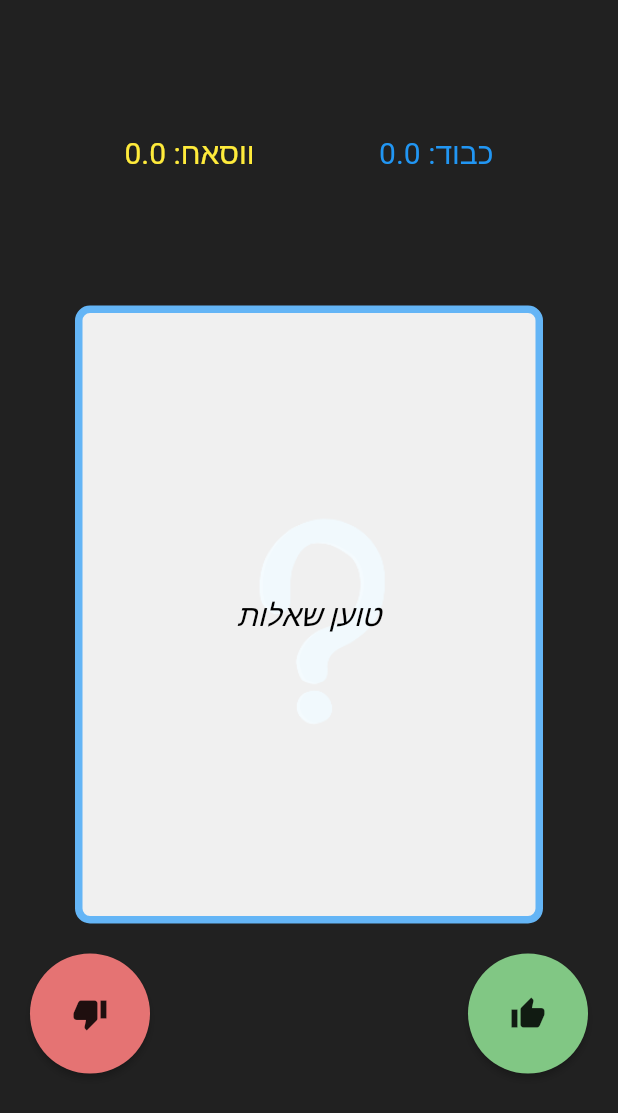
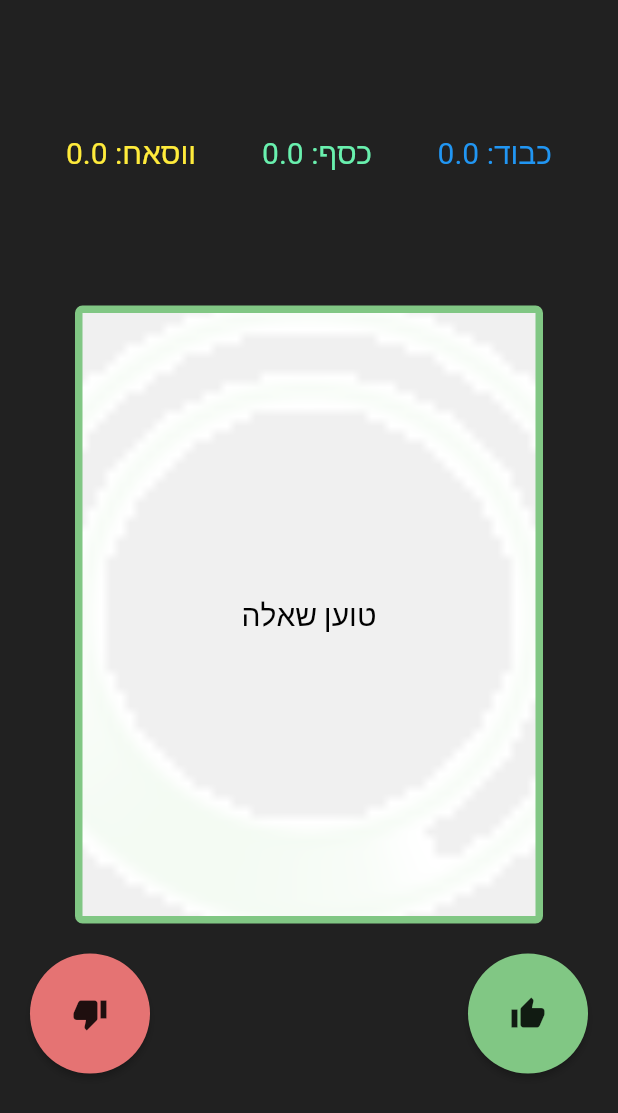
Before and after one commit to Enterisr/Idf-rpg, a Flutter app: the screen it shows after launch, on a phone screen of 412 x 824 dp. Shown: the top 1113 px of the screen. Run offline on Flutter 3.47's test engine with Material 2 defaults, Android fonts, the phone set to English and light mode, and no system bars; network calls fail; Roboto replaces fonts that are missing (RobotoMono, openSans).

Commit message:
display cahnges

```diff
--- a/lib/DraggedCard.dart
+++ b/lib/DraggedCard.dart
@@ -5,6 +5,21 @@ class DraggedCard extends StatelessWidget {
 
   final text;
   final situation;
+  final themeMap = {
+    "implication": {
+      "img": AssetImage("assets/images/exclamationMark.png"),
+      "color": Colors.yellow[300]
+    },
+    "question": {
+      "img": AssetImage("assets/images/questionMark.png"),
+      "color": Colors.blue[300]
+    },
+    "loading": {
+      "img": AssetImage("assets/images/spinner.gif"),
+      "color": Colors.green[300]
+    }
+  };
+
   @override
   Widget build(BuildContext context) {
     return Container(
@@ -14,7 +29,6 @@ class DraggedCard extends StatelessWidget {
                     fontWeight: FontWeight.w300,
                     fontSize: 20,
                     decoration: TextDecoration.none,
-                    fontStyle: FontStyle.italic,
                     fontFamily: "RobotoMono",
                     color: Colors.black),
                 maxLines: 5,
@@ -25,10 +39,10 @@ class DraggedCard extends StatelessWidget {
         padding: EdgeInsets.all(20.0),
         decoration: BoxDecoration(
           color: Colors.white,
-          borderRadius: BorderRadius.circular(10),
-          border: Border.all(color: Colors.blue[300], width: 5),
+          borderRadius: BorderRadius.circular(5),
+          border: Border.all(color: themeMap[situation]["color"], width: 5),
           image: DecorationImage(
-              image: AssetImage("assets/images/questionMark.png"),
+              image: themeMap[situation]["img"],
               colorFilter: ColorFilter.mode(
                   Colors.black.withOpacity(.06), BlendMode.dstATop),
               fit: BoxFit.cover),
--- a/lib/main.dart
+++ b/lib/main.dart
@@ -43,6 +43,7 @@ class MyHomePage extends StatefulWidget {
 class _MyHomePageState extends State<MyHomePage> {
   double wassah = 0.0;
   double respect = 0.0;
+  double cash = 0.0;
   double pazam = 0.0; //percent
   @override
   Widget build(BuildContext context) {
@@ -55,6 +56,9 @@ class _MyHomePageState extends State<MyHomePage> {
               children: <Widget>[
                 Text('כבוד: ' + this.respect.toString(),
                     style: new TextStyle(fontSize: 20, color: Colors.blue)),
+                Text('כסף: ' + this.cash.toString(),
+                    style:
+                        new TextStyle(fontSize: 20, color: Colors.greenAccent)),
                 Text('ווסאח: ' + this.wassah.toString(),
                     style: new TextStyle(fontSize: 20, color: Colors.yellow))
               ],
@@ -115,13 +119,16 @@ class Fuck extends StatefulWidget {
 
 class _FuckState extends State<Fuck> {
   String situation = "loading"; //implication,question, etc..
-  Question currentQuestion = Question(text: 'טוען שאלות');
+  Question currentQuestion = Question(text: '');
   int questionCounter = 0;
-  String text = "טוען שאלות";
+  String text = "";
   List<int> questions = [1, 2, 4, 5, 6];
 
-  void initState() {
-    super.initState();
+  void newQuestion() {
+    setState(() {
+      text = "טוען שאלה";
+      situation = "loading";
+    });
     fetchQuestion().then((question) => {
           setState(() {
             currentQuestion = question;
@@ -131,13 +138,23 @@ class _FuckState extends State<Fuck> {
         });
   }
 
+  void initState() {
+    super.initState();
+    newQuestion();
+  }
+
   void madeChoice(bool choice) {
+    if (situation == "question") {
       setState(() {
         text = choice
             ? currentQuestion.confirmImplication.text
             : currentQuestion.rejectImplication.text;
         situation = "implication";
+        new Future.delayed(const Duration(seconds: 3), newQuestion);
       });
+    } else {
+      newQuestion();
+    }
   }
 
   @override
--- a/pubspec.yaml
+++ b/pubspec.yaml
@@ -47,6 +47,7 @@ flutter:
   uses-material-design: true
   assets:
     - assets/images/exclamationMark.png
+    - assets/images/spinner.gif
     - assets/images/questionMark.png
   # To add assets to your application, add an assets section, like this:
   # assets:
```
Also changed, not shown: assets/images/loading.svg (added), assets/images/spinner.gif (added), 1 other file. Lines whose indentation alone changed are shown as unchanged.
